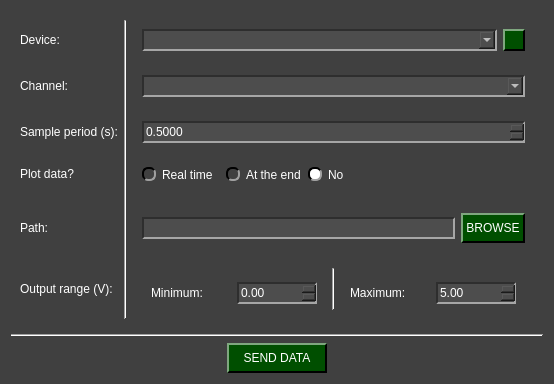
Before: the Qt Designer form pydaq/uis/PyDAQ_send_data_NIDAQ_widget.ui in samirmartins/pydaq, drawn with Qt 5.
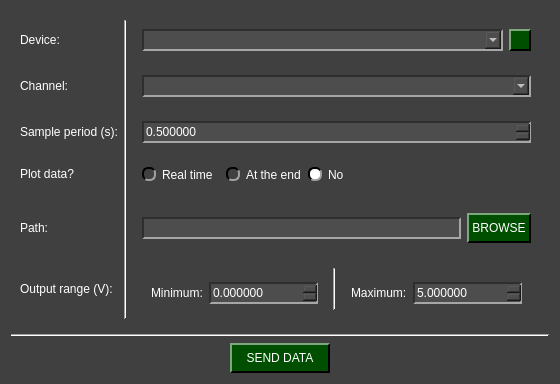
After: the same form once the commit is applied. Icons and pictures are not drawn.

What changed in the file:
```diff
--- a/pydaq/uis/PyDAQ_send_data_NIDAQ_widget.ui
+++ b/pydaq/uis/PyDAQ_send_data_NIDAQ_widget.ui
@@ -439,10 +439,10 @@
             </size>
            </property>
            <property name="decimals">
-            <number>4</number>
+            <number>6</number>
            </property>
            <property name="maximum">
-            <double>999.990000000000009</double>
+            <double>999999999999.000000000000000</double>
            </property>
            <property name="singleStep">
             <double>0.010000000000000</double>
@@ -573,11 +573,14 @@
                 <height>22</height>
                </size>
               </property>
+              <property name="decimals">
+               <number>6</number>
+              </property>
               <property name="minimum">
-               <double>-1.000000000000000</double>
+               <double>0.000000000000000</double>
               </property>
               <property name="maximum">
-               <double>999.000000000000000</double>
+               <double>999999999999.000000000000000</double>
               </property>
               <property name="singleStep">
                <double>0.500000000000000</double>
@@ -626,6 +629,15 @@
                 <height>22</height>
                </size>
               </property>
+              <property name="decimals">
+               <number>6</number>
+              </property>
+              <property name="maximum">
+               <double>999999999999.000000000000000</double>
+              </property>
+              <property name="singleStep">
+               <double>0.010000000000000</double>
+              </property>
               <property name="stepType">
                <enum>QAbstractSpinBox::StepType::AdaptiveDecimalStepType</enum>
               </property>
```
Left out of the diff: 2 changed lines with no effect on the pictures.
